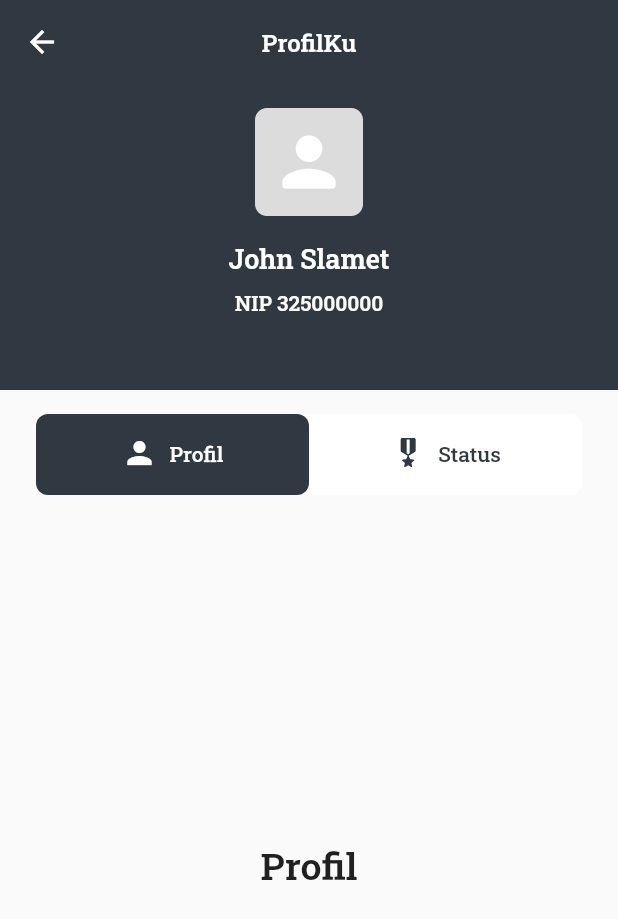
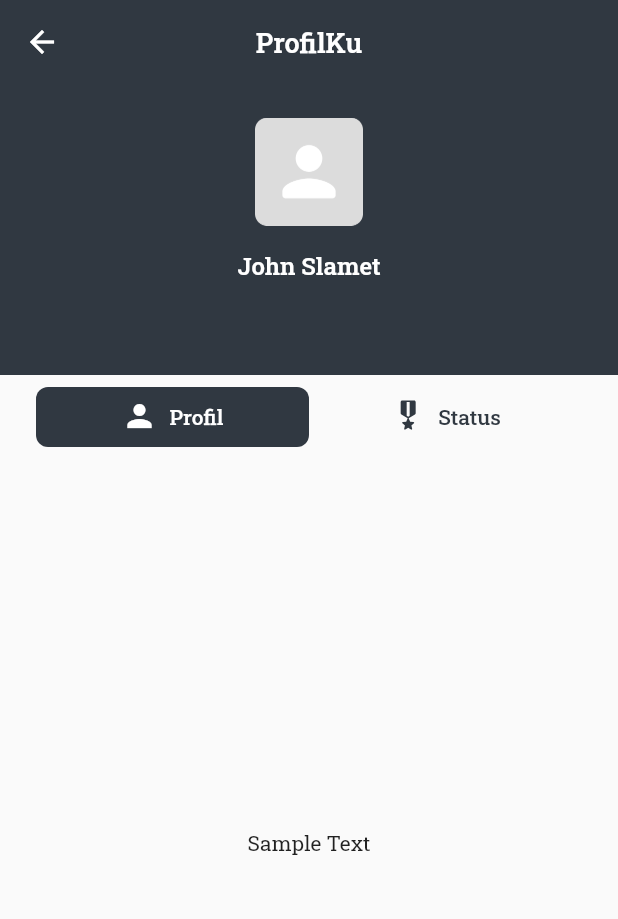
Before and after one commit to roningrum/my_darling_app, a Flutter app: the HomeScreen screen opened directly, after a tap on "Profil", on a phone screen of 412 x 824 dp. Shown: the top 919 px of the screen. Run offline on Flutter 3.47's test engine with Material 2 defaults, Android fonts, the phone set to English and light mode, and no system bars; our stand-ins replace flutter_svg, google_fonts.

Commit message:
stuck on tab behaviour

```diff
--- a/lib/home_screen.dart
+++ b/lib/home_screen.dart
@@ -1,6 +1,6 @@
 import 'package:flutter/material.dart';
 import 'package:my_darling_app/const.dart';
-import 'package:my_darling_app/profil_screen.dart';
+import 'package:my_darling_app/profil_tab_screen.dart';
 import 'package:my_darling_app/widget/home_menu_component.dart';
 
 class HomeScreen extends StatefulWidget {
@@ -67,7 +67,7 @@ class _HomeScreenState extends State<HomeScreen> {
               onTap: (){
                 setState(() {
                   Navigator.push(context,
-                  MaterialPageRoute(builder: (context) => ProfilScreen())
+                  MaterialPageRoute(builder: (context) => ProfilTabScreen())
                   );
                 });
               },
--- a/lib/profil_screen.dart
+++ b/lib/profil_screen.dart
@@ -1,6 +1,7 @@
 import 'package:flutter/material.dart';
 import 'package:flutter_svg/flutter_svg.dart';
 import 'package:my_darling_app/const.dart';
+import 'package:my_darling_app/widget/data_diri_component.dart';
 
 class ProfilScreen extends StatefulWidget {
   const ProfilScreen({Key? key}) : super(key: key);
@@ -10,7 +11,7 @@ class ProfilScreen extends StatefulWidget {
 }
 
 class _ProfilScreenState extends State<ProfilScreen>
-    with SingleTickerProviderStateMixin {
+    with TickerProviderStateMixin {
   late TabController _tabController;
   Color indicator = primaryColor;
 
@@ -39,7 +40,11 @@ class _ProfilScreenState extends State<ProfilScreen>
           title: Text('ProfilKu',
               style: titleText.copyWith(fontSize: 16, color: whiteColor)),
         ),
-        body: Column(
+        body: CustomScrollView(
+          slivers: [
+            SliverFillRemaining(
+              hasScrollBody: true,
+              child: Column(
                 crossAxisAlignment: CrossAxisAlignment.center,
                 children: [
                   Container(
@@ -104,30 +109,28 @@ class _ProfilScreenState extends State<ProfilScreen>
                   Expanded(
                       child: TabBarView(
                         controller: _tabController,
-                  children: const [
-                    Center(
-                      child: Text(
-                        'Profil',
-                        style: TextStyle(
-                          fontSize: 25,
-                          fontWeight: FontWeight.w600,
-                        ),
-                      ),
-                    ),
-
-                    // second tab bar view widget
-                    Center(
-                      child: Text(
-                        'Buy Now',
-                        style: TextStyle(
-                          fontSize: 25,
-                          fontWeight: FontWeight.w600,
-                        ),
+                        children:[
+                          _profilPage(),
+                          _profilPage(),
+                        ],
+                      )),
+                ],
               ),
             ),
           ],
-                ))
-          ],
+
         ));
   }
+  Widget _profilPage(){
+    return Column(
+      children: const [
+        DataDiriComponent(iconData:'assets/images/icons/id.svg', labelData: 'NIP', isiData: '30303030303'),
+        DataDiriComponent(iconData:'assets/images/icons/person.svg', labelData: 'NIP', isiData: '30303030303'),
+        DataDiriComponent(iconData:'assets/images/icons/id.svg', labelData: 'NIP', isiData: '30303030303'),
+        DataDiriComponent(iconData:'assets/images/icons/id.svg', labelData: 'NIP', isiData: '30303030303'),
+        DataDiriComponent(iconData:'assets/images/icons/id.svg', labelData: 'NIP', isiData: '30303030303'),
+        DataDiriComponent(iconData:'assets/images/icons/id.svg', labelData: 'NIP', isiData: '30303030303'),
+      ],
+    );
   }
+}
--- /dev/null
+++ b/lib/profil_tab_screen.dart
@@ -0,0 +1,137 @@
+import 'package:flutter/material.dart';
+import 'package:flutter_svg/flutter_svg.dart';
+
+import 'const.dart';
+
+class ProfilTabScreen extends StatefulWidget {
+  const ProfilTabScreen({Key? key}) : super(key: key);
+
+  @override
+  _ProfilTabScreenState createState() => _ProfilTabScreenState();
+}
+
+class _ProfilTabScreenState extends State<ProfilTabScreen> with SingleTickerProviderStateMixin {
+  late TabController _tabController;
+  int _selectedIndex = 0;
+
+  @override
+  void initState() {
+    super.initState();
+    _tabController = TabController(length: 2, vsync: this);
+    _tabController.addListener(() {
+      if(_tabController.indexIsChanging){
+        setState(() {
+          _selectedIndex = _tabController.index;
+        });
+      }
+      print("Index Selected"+ _tabController.index.toString());
+
+    });
+  }
+
+  @override
+  Widget build(BuildContext context) {
+    return SafeArea(child: Scaffold(
+      body: DefaultTabController(
+        length: 2,
+        child: NestedScrollView(
+          headerSliverBuilder: (context, innerBoxScrolled){
+            return [
+              SliverAppBar(
+                centerTitle: true,
+                backgroundColor: primaryColor,
+                expandedHeight: 250,
+                pinned: true,
+                title: Text('ProfilKu', style: titleText.copyWith(color:whiteColor, fontSize: 18 )),
+                flexibleSpace: FlexibleSpaceBar(
+                  collapseMode: CollapseMode.pin,
+                  background: Column(
+                    mainAxisAlignment: MainAxisAlignment.center,
+                    crossAxisAlignment: CrossAxisAlignment.center,
+                    children: [
+                      SizedBox(height: 16),
+                      Image.asset('assets/images/foto.png', width: 72),
+                      SizedBox(height: 16),
+                      Text('John Slamet', style: titleText.copyWith(color: whiteColor, fontSize: 16),)
+                    ],
+                  ),
+                ),
+              ),
+              SliverPersistentHeader(delegate: _SliverAppBarDelegate(
+                TabBar(
+                    indicator: BoxDecoration(
+                        borderRadius: BorderRadius.circular(8.0),
+                        color: primaryColor
+                    ),
+                    tabs: [
+                      Tab(
+                        child: Row(
+                          mainAxisSize: MainAxisSize.min,
+                          children: [
+                            Icon(Icons.person,size:24),
+                            SizedBox(width: 8),
+                            Text('Profil',style: bodyTextStyle.copyWith(color: _tabController.index==0? whiteColor : primaryColor))
+                          ],
+                        ),
+                      ),
+                      Tab(
+                        child: Row(
+                          mainAxisSize: MainAxisSize.min,
+                          children: [
+                            SvgPicture.asset('assets/images/icons/badge.svg', width: 24.0,color:  _tabController.index==1?whiteColor:primaryColor),
+                            SizedBox(width: 8),
+                            Text('Status',style: bodyTextStyle.copyWith(color: _tabController.index==1?whiteColor:primaryColor))
+                          ],
+                        ),
+                      ),
+                    ],
+                    controller: _tabController),
+              ),
+                pinned: true
+              )
+            ];
+          },
+          body: Center(
+            child: Text('Sample Text'),
+          ),
+        ),
+      ),
+    ));
+  }
+
+  @override
+  void dispose() {
+    _tabController.dispose();
+    super.dispose();
+  }
+}
+
+class _SliverAppBarDelegate extends SliverPersistentHeaderDelegate{
+
+  final TabBar _tabBar;
+  _SliverAppBarDelegate(this._tabBar);
+
+  @override
+  Widget build(BuildContext context, double shrinkOffset, bool overlapsContent) {
+    // TODO: implement build
+   return Container(
+     margin: EdgeInsets.only(top: 8, left: 24, right: 24),
+     child: _tabBar,
+   );
+  }
+
+
+  @override
+  // TODO: implement maxExtent
+  double get maxExtent => _tabBar.preferredSize.height;
+
+  @override
+  // TODO: implement minExtent
+  double get minExtent => _tabBar.preferredSize.height;
+
+  @override
+  bool shouldRebuild(covariant SliverPersistentHeaderDelegate oldDelegate) {
+    // TODO: implement shouldRebuild
+   return false;
+  }
+}
```
Also changed, not shown: lib/widget/data_diri_component.dart (added, +32 -0 lines), assets/images/icons/id.svg (added), assets/images/icons/person.svg (added). Lines whose indentation alone changed are shown as unchanged.
